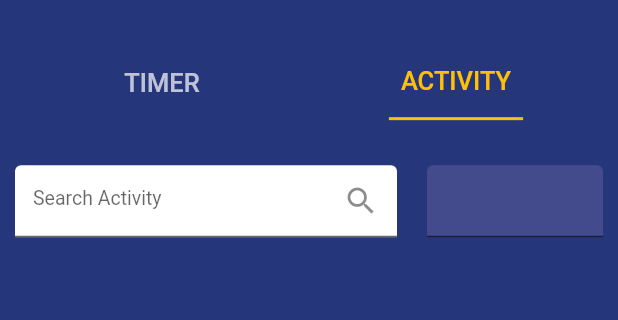
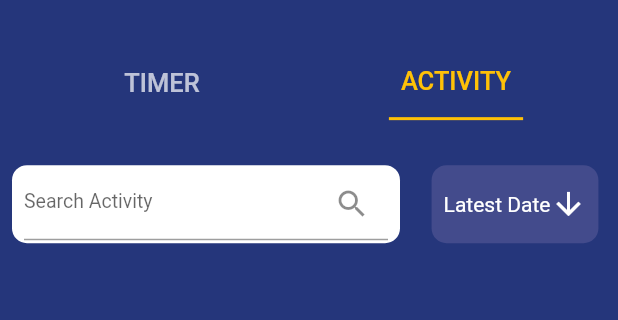
Before and after one commit to RobertoKreshna/clockify, a Flutter app: the ActivityScreen screen opened directly, on a phone screen of 412 x 824 dp, the part 46-366 px from its top. Run offline on Flutter 3.47's test engine with Material 2 defaults, Android fonts, the phone set to English and light mode, and no system bars; drawn by our look-alikes of grouped_list; our stand-ins replace geolocator, hive, hive_flutter; accounts and stored records are empty.

Commit message:
Add Sort UI

```diff
--- /dev/null
+++ b/lib/components/sort_button.dart
@@ -0,0 +1,47 @@
+import 'package:clocklify/style/styles.dart';
+import 'package:flutter/material.dart';
+
+List<String> sortMethods = ['Latest Date', 'Nearby'];
+
+class SortButton extends StatefulWidget {
+  @override
+  State<SortButton> createState() => _SortButtonState();
+}
+
+class _SortButtonState extends State<SortButton> {
+  String currentValue = sortMethods.first;
+  @override
+  Widget build(BuildContext context) {
+    return Container(
+      decoration: BoxDecoration(
+          color: Style.timerLocation,
+          borderRadius: BorderRadius.circular(10.0)),
+      padding: EdgeInsets.symmetric(horizontal: 8.0, vertical: 2.0),
+      child: DropdownButton<String>(
+        value: currentValue,
+        icon: const Icon(
+          Icons.arrow_downward,
+          color: Colors.white,
+        ),
+        elevation: 16,
+        underline: Container(
+          height: 0,
+        ),
+        style: const TextStyle(color: Colors.white),
+        onChanged: (String? value) {
+          // This is called when the user selects an item.
+          setState(() {
+            currentValue = value!;
+          });
+        },
+        items: sortMethods.map<DropdownMenuItem<String>>((String value) {
+          return DropdownMenuItem<String>(
+            value: value,
+            child: Text(value),
+          );
+        }).toList(),
+        dropdownColor: Style.timerLocation,
+      ),
+    );
+  }
+}
--- a/lib/screen/activity.dart
+++ b/lib/screen/activity.dart
@@ -1,3 +1,4 @@
+import 'package:clocklify/components/sort_button.dart';
 import 'package:clocklify/model/boxes.dart';
 import 'package:clocklify/screen/home_timer.dart';
 import 'package:flutter/material.dart';
@@ -14,6 +15,7 @@ class ActivityScreen extends StatefulWidget {
 
 class _ActivityScreenState extends State<ActivityScreen> {
   late List<Activity> activities = [];
+  var length;
   var searchKeyWord = TextEditingController();
 
   @override
@@ -75,51 +77,54 @@ class _ActivityScreenState extends State<ActivityScreen> {
             ),
           ),
         ),
-        Row(
+        Padding(
+          padding: const EdgeInsets.fromLTRB(0.0, 0.0, 0.0, 30.0),
+          child: Row(
             children: [
               Expanded(
                   flex: 2,
-                child: Center(
                   child: Padding(
-                  padding: const EdgeInsets.symmetric(horizontal: 10.0),
+                    padding: const EdgeInsets.symmetric(horizontal: 8.0),
+                    child: Container(
+                      decoration: BoxDecoration(
+                          color: Colors.white,
+                          borderRadius: BorderRadius.circular(10.0)),
+                      padding:
+                          EdgeInsets.symmetric(horizontal: 8.0, vertical: 2.0),
                       child: TextField(
                         decoration: InputDecoration(
                           hintText: "Search Activity",
                           hintStyle: TextStyle(fontSize: 13),
-                        fillColor: Colors.white,
-                        filled: true,
-                        suffixIcon: Icon(Icons.search)),
+                          suffixIcon: Icon(Icons.search),
+                        ),
                         controller: searchKeyWord,
                         onChanged: (value) {
                           activities = Boxes.getAllActivityValue(value);
                           setState(() {});
                         },
                       ),
-                ))),
+                    ),
+                  )),
               Expanded(
                   flex: 1,
                   child: Center(
                       child: Padding(
                     padding: const EdgeInsets.symmetric(horizontal: 10.0),
-                  child: TextField(
-                    decoration: InputDecoration(
-                      fillColor: Color.fromARGB(255, 67, 75, 140),
-                      filled: true,
-                    ),
-                  ),
+                    child: SortButton(),
                   ))),
             ],
+          ),
         ),
         Expanded(
           child: GroupedListView<dynamic, String>(
             elements: activities,
             groupBy: (element) => element.startDate,
             groupSeparatorBuilder: (String groupByValue) {
-                return Padding(
-                  padding: EdgeInsets.fromLTRB(0.0, 30.0, 0.0, 0.0),
-                  child: Container(
+              return Container(
                 decoration: BoxDecoration(color: Style.timerLocation),
                 padding: EdgeInsets.symmetric(vertical: 10),
+                child: Padding(
+                  padding: const EdgeInsets.symmetric(horizontal: 10.0),
                   child: Text(
                     groupByValue,
                     style: TextStyle(color: Colors.amber, fontSize: 12),
@@ -141,15 +146,13 @@ class _ActivityScreenState extends State<ActivityScreen> {
                               context,
                               MaterialPageRoute(
                                   builder: (BuildContext context) =>
-                                        ActivityDetail(
-                                            activities[index], index)))
+                                      ActivityDetail(activities[index], index)))
                           .then((value) => refreshData());
                     },
                     child: Container(
                       decoration: BoxDecoration(
                           border: Border(
-                                bottom:
-                                    BorderSide(color: Style.timerLocation))),
+                              bottom: BorderSide(color: Style.timerLocation))),
                       child: ListTile(
                         title: Text(
                           activities[index].duration,
@@ -172,8 +175,7 @@ class _ActivityScreenState extends State<ActivityScreen> {
                                       text:
                                           ' ${activities[index].startTime} - ${activities[index].endTime}',
                                       style: TextStyle(
-                                            color: Colors.white54,
-                                            fontSize: 12)),
+                                          color: Colors.white54, fontSize: 12)),
                                 ],
                               ),
                             ),
@@ -185,8 +187,8 @@ class _ActivityScreenState extends State<ActivityScreen> {
                           children: [
                             Text(
                               activities[index].title,
-                                style: TextStyle(
-                                    fontSize: 12, color: Colors.white),
+                              style:
+                                  TextStyle(fontSize: 12, color: Colors.white),
                             ),
                             RichText(
                               text: TextSpan(
@@ -202,8 +204,7 @@ class _ActivityScreenState extends State<ActivityScreen> {
                                       text:
                                           ' ${activities[index].startTime} - ${activities[index].endTime}',
                                       style: TextStyle(
-                                            color: Colors.white54,
-                                            fontSize: 12)),
+                                          color: Colors.white54, fontSize: 12)),
                                 ],
                               ),
                             ),
@@ -212,7 +213,9 @@ class _ActivityScreenState extends State<ActivityScreen> {
                       ),
                     ),
                   ));
-              }),
+            },
+            order: GroupedListOrder.ASC,
+          ),
         ),
       ])),
     );
```
Lines whose indentation alone changed are shown as unchanged.
